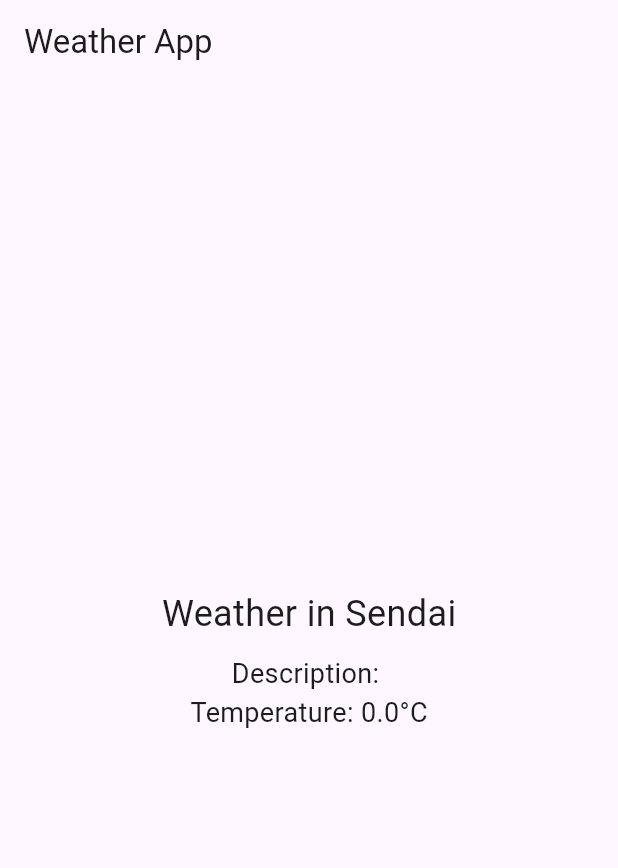
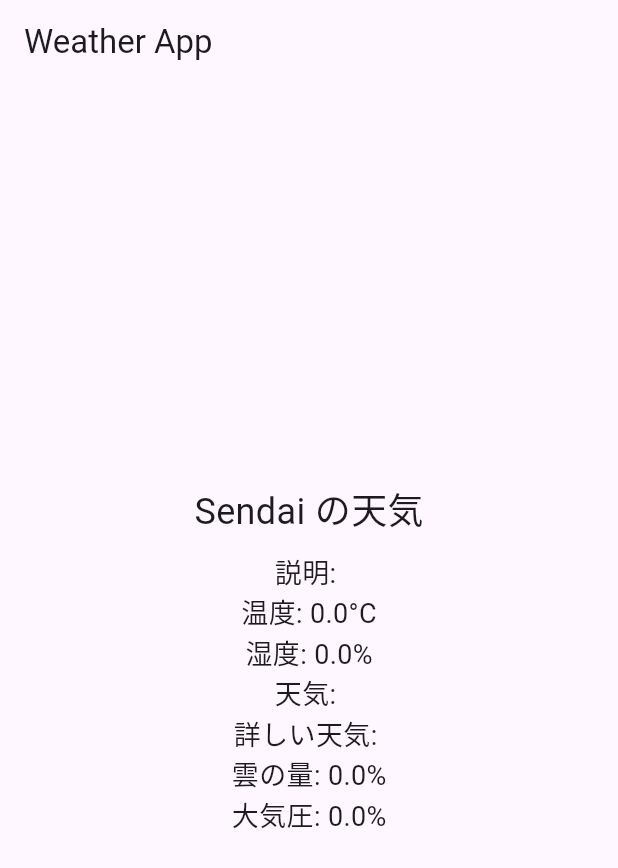
Before and after one commit to tsuchida-y/thunder_cloud_app, a Flutter app: the screen it shows after launch, on a phone screen of 412 x 824 dp. Shown: the top 868 px of the screen. Run offline on Flutter 3.47's test engine with Material 3 defaults, Android fonts, the phone set to English and light mode, and no system bars; network calls fail.

Commit message:
他の項目を取得しようとする

```diff
--- a/lib/weather_api.dart
+++ b/lib/weather_api.dart
@@ -17,8 +17,13 @@ class WeatherApi {
         // HTTPレスポンスのボディをJSON形式からDartのオブジェクトにデコード
         final data = jsonDecode(response.body);
         return {
-          "description": data["weather"][0]["description"],//天気の説明を取得
-          "temperature": data["main"]["temp"]//温度を取得
+          "humidity":data["main"]["humidity"],//湿度を取得
+          "weather":data["weather"][0]["main"],//天気を取得
+          "detailed_weather":data["weather"][0]["description"],//詳しい天気を取得
+          "clouds":data["clouds"]["all"],//雲の量を取得
+          "atmospheric_pressure":data["main"]["pressure"],//大気圧を取得
+          "temperature": data["main"]["temp"],//温度を取得
+          "description": data["weather"][0]["description"]//天気の説明を取得
         };
       } else {
         throw Exception("気象データの読み込みに失敗しました");
--- a/lib/weather_screen.dart
+++ b/lib/weather_screen.dart
@@ -29,6 +29,13 @@ class _WeatherScreenState extends State<WeatherScreen> {
   String cityName = "Sendai"; // 取得したい都市名
   String weatherDescription = ""; // 天気の説明をするための変数
   double temperature = 0.0; // 温度を格納するための変数
+
+  double humidity = 0.0; // 湿度を格納するための変数
+  String weather = ""; // 天気を格納するための変数
+  String detailedWeather = ""; // 詳しい天気を格納するための変数
+  double clouds = 0.0; // 雲の量を格納するための変数
+  double atmosphericPressure = 0.0; // 大気圧を格納するための変数
+
   bool isLoading = true; // ローディング状態を示す変数
 
   @override
@@ -43,6 +50,13 @@ class _WeatherScreenState extends State<WeatherScreen> {
       setState(() {
         weatherDescription = weatherData["description"];//天気の説明を取得
         temperature = weatherData["temperature"];//温度を取得
+
+        humidity=weatherData["humidity"];//湿度を取得
+        weather=weatherData["weather"];//天気を取得
+        detailedWeather=weatherData["detailed_weather"];//詳しい天気を取得
+        clouds=weatherData["clouds"];//雲の量を取得
+        atmosphericPressure-weatherData["atmospheric_pressure"];//大気圧を取得
+
         isLoading = false; // ローディング完了
       });
     } catch (e) {
@@ -66,16 +80,36 @@ class _WeatherScreenState extends State<WeatherScreen> {
                 mainAxisAlignment: MainAxisAlignment.center, // 中央に配置
                 children: [
                   Text(
-                    "Weather in $cityName", // 都市名を表示
+                    "$cityName の天気", // 都市名を表示
                     style: const TextStyle(fontSize: 24),
                   ),
                   const SizedBox(height: 10),
                   Text(
-                    "Description: $weatherDescription", // 天気の説明を表示
+                    "説明: $weatherDescription", // 天気の説明を表示
                     style: const TextStyle(fontSize: 18),
                   ),
                   Text(
-                    "Temperature: $temperature°C", // 温度を表示
+                    "温度: $temperature°C", // 温度を表示
+                    style: const TextStyle(fontSize: 18),
+                  ),
+                  Text(
+                    "湿度: $humidity%", // 湿度を表示
+                    style: const TextStyle(fontSize: 18),
+                  ),
+                  Text(
+                    "天気: $weather", // 天気を表示
+                    style: const TextStyle(fontSize: 18),
+                  ),
+                  Text(
+                    "詳しい天気: $detailedWeather", // 詳しい天気を表示
+                    style: const TextStyle(fontSize: 18),
+                  ),
+                  Text(
+                    "雲の量: $clouds%", // 雲の量を表示
+                    style: const TextStyle(fontSize: 18),
+                  ),
+                  Text(
+                    "大気圧: $atmosphericPressure%", // 大気圧を表示
                     style: const TextStyle(fontSize: 18),
                   ),
                 ],
```
